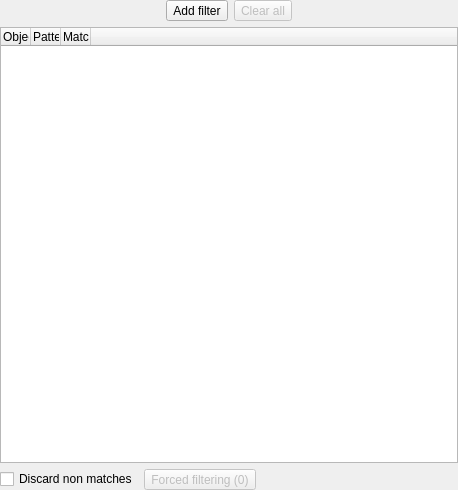
Old version of the form libpgmodeler_ui/ui/objectsfilterwidget.ui in the repository pgmodeler/pgmodeler.
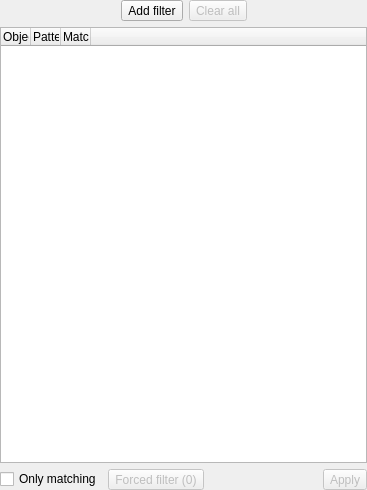
New version of the form. Icons and pictures are not drawn.

```diff
--- a/libpgmodeler_ui/ui/objectsfilterwidget.ui
+++ b/libpgmodeler_ui/ui/objectsfilterwidget.ui
@@ -6,7 +6,7 @@
    <rect>
     <x>0</x>
     <y>0</y>
-    <width>458</width>
+    <width>367</width>
     <height>490</height>
    </rect>
   </property>
@@ -32,7 +32,7 @@
    <property name="bottomMargin">
     <number>0</number>
    </property>
-   <item row="0" column="0" colspan="2">
+   <item row="0" column="0" colspan="6">
     <layout class="QHBoxLayout" name="horizontalLayout">
      <item>
       <spacer name="horizontalSpacer">
@@ -111,7 +111,7 @@
      </item>
     </layout>
    </item>
-   <item row="1" column="0" colspan="2">
+   <item row="2" column="0" colspan="6">
     <widget class="QTableWidget" name="filters_tbw">
      <property name="enabled">
       <bool>true</bool>
@@ -217,13 +217,13 @@
      </column>
      <column>
       <property name="text">
-       <string> </string>
+       <string/>
       </property>
      </column>
     </widget>
    </item>
-   <item row="2" column="0">
-    <widget class="QCheckBox" name="discard_non_matches_chk">
+   <item row="4" column="0">
+    <widget class="QCheckBox" name="only_matching_chk">
      <property name="sizePolicy">
       <sizepolicy hsizetype="Fixed" vsizetype="Fixed">
        <horstretch>0</horstretch>
@@ -234,19 +234,17 @@
       <string>When checked causes the objects not matching the filters to be not retrieved.</string>
      </property>
      <property name="text">
-      <string>Discard non matches</string>
+      <string>Only matching</string>
      </property>
     </widget>
    </item>
-   <item row="2" column="1">
-    <layout class="QHBoxLayout" name="horizontalLayout_2">
-     <item>
-      <widget class="QToolButton" name="tab_objs_btn">
+   <item row="4" column="1">
+    <widget class="QToolButton" name="forced_filter_tb">
        <property name="enabled">
         <bool>false</bool>
        </property>
        <property name="sizePolicy">
-        <sizepolicy hsizetype="Fixed" vsizetype="Fixed">
+      <sizepolicy hsizetype="Preferred" vsizetype="Fixed">
          <horstretch>0</horstretch>
          <verstretch>0</verstretch>
         </sizepolicy>
@@ -255,11 +253,7 @@
         <string>&lt;html&gt;&lt;head/&gt;&lt;body&gt;&lt;p&gt;Forces the filtering of table children objects (constraints, indexes, policies, rules and triggers) if there's at least one table/view/foreign table filter configured. This will bring only the children related to the filtered tables. This option bypasses the non matches discarding option for the selected children objects types.&lt;/p&gt;&lt;/body&gt;&lt;/html&gt;</string>
        </property>
        <property name="text">
-        <string>Forced filtering (0)</string>
-       </property>
-       <property name="icon">
-        <iconset resource="../res/resources.qrc">
-         <normaloff>:/icones/icones/config.png</normaloff>:/icones/icones/config.png</iconset>
+      <string>Forced filter (0)</string>
        </property>
        <property name="iconSize">
         <size>
@@ -278,7 +272,33 @@
        </property>
       </widget>
      </item>
-     <item>
+   <item row="4" column="5">
+    <widget class="QToolButton" name="apply_tb">
+     <property name="enabled">
+      <bool>false</bool>
+     </property>
+     <property name="toolTip">
+      <string>Apply configured filter(s)</string>
+     </property>
+     <property name="text">
+      <string>Apply</string>
+     </property>
+     <property name="icon">
+      <iconset resource="../res/resources.qrc">
+       <normaloff>:/icones/icones/filter.png</normaloff>:/icones/icones/filter.png</iconset>
+     </property>
+     <property name="iconSize">
+      <size>
+       <width>22</width>
+       <height>22</height>
+      </size>
+     </property>
+     <property name="toolButtonStyle">
+      <enum>Qt::ToolButtonTextBesideIcon</enum>
+     </property>
+    </widget>
+   </item>
+   <item row="4" column="2" colspan="3">
       <spacer name="horizontalSpacer_3">
        <property name="orientation">
         <enum>Qt::Horizontal</enum>
@@ -290,8 +310,6 @@
         </size>
        </property>
       </spacer>
-     </item>
-    </layout>
    </item>
   </layout>
  </widget>
```
Left out of the diff: 4 changed lines with no effect on the pictures. Lines whose indentation alone changed are shown as unchanged.
